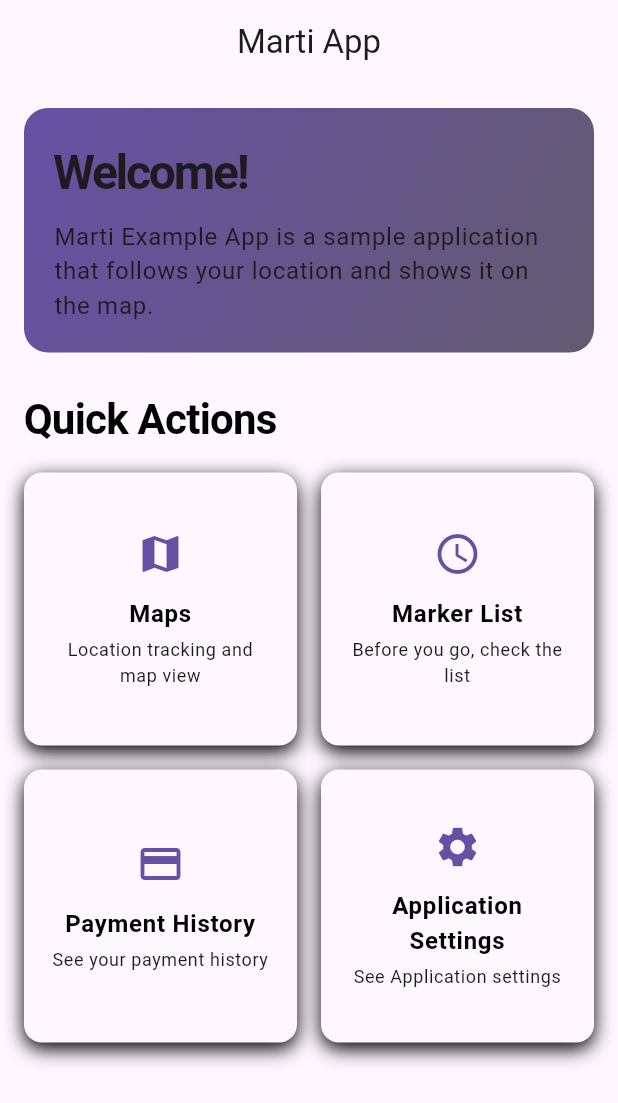
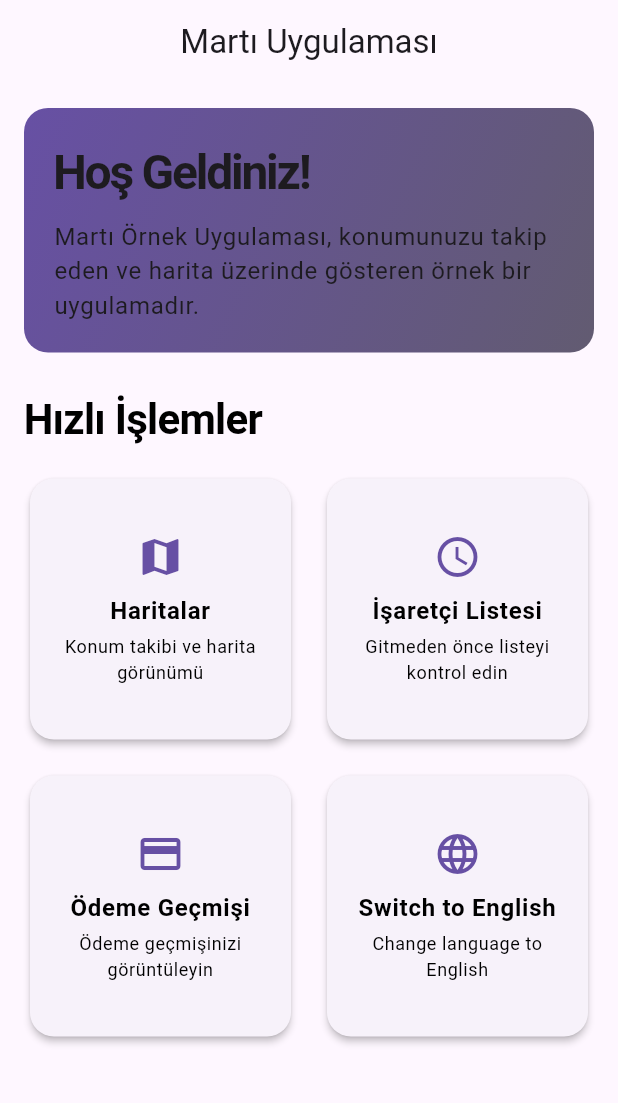
Before and after one commit to mahmutenescetin/marti-app, a Flutter app: the screen it shows after launch, on a phone screen of 412 x 824 dp. Shown: the top 1103 px of the screen. Run offline on Flutter 3.47's test engine with Material 3 defaults, Android fonts, the phone set to English and light mode, and no system bars; our stand-ins replace google_maps_flutter, location, permission_handler; generated files the repository leaves out were written again.

```diff
--- /dev/null
+++ b/l10n.yaml
@@ -0,0 +1,4 @@
+arb-dir: lib/l10n
+template-arb-file: app_en.arb
+output-localization-file: app_localizations.dart
+output-class: AppLocalizations
--- /dev/null
+++ b/lib/core/localization/localization_manager.dart
@@ -0,0 +1,36 @@
+import 'package:flutter/material.dart';
+import 'package:flutter_gen/gen_l10n/app_localizations.dart';
+
+class LocalizationManager extends ChangeNotifier {
+  static final LocalizationManager _instance = LocalizationManager._internal();
+
+  factory LocalizationManager() => _instance;
+
+  LocalizationManager._internal();
+
+  AppLocalizations? _appLocalizations;
+  Locale _currentLocale = const Locale('tr');
+  bool _isInitialized = false;
+
+  void setLocalization(AppLocalizations localizations) {
+    if (!_isInitialized || _appLocalizations != localizations) {
+      _appLocalizations = localizations;
+      _isInitialized = true;
+      notifyListeners();
+    }
+  }
+
+  AppLocalizations? get appLocalizations => _appLocalizations;
+
+  bool get isInitialized => _isInitialized;
+
+  Locale get currentLocale => _currentLocale;
+
+  void changeLocale(Locale locale) {
+    if (_currentLocale != locale) {
+      _currentLocale = locale;
+      _isInitialized = false;
+      notifyListeners();
+    }
+  }
+}
--- /dev/null
+++ b/lib/l10n/app_tr.arb
@@ -0,0 +1,27 @@
+{
+    "appTitle": "Martı Uygulaması",
+    "welcome": "Hoş Geldiniz!",
+    "appDescription": "Martı Örnek Uygulaması, konumunuzu takip eden ve harita üzerinde gösteren örnek bir uygulamadır.",
+    "quickActions": "Hızlı İşlemler",
+    "maps": "Haritalar",
+    "mapsDescription": "Konum takibi ve harita görünümü",
+    "markerList": "İşaretçi Listesi",
+    "markerListDescription": "Gitmeden önce listeyi kontrol edin",
+    "paymentHistory": "Ödeme Geçmişi",
+    "paymentHistoryDescription": "Ödeme geçmişinizi görüntüleyin",
+    "settings": "Uygulama Ayarları",
+    "settingsDescription": "Uygulama ayarlarını görüntüleyin",
+    "clearRoute": "Rotayı Temizle",
+    "clearRouteConfirmation": "Tüm rota ve konum işaretleri silinecek. Emin misiniz?",
+    "cancel": "İptal",
+    "clear": "Temizle",
+    "close": "Kapat",
+    "latitude": "Enlem",
+    "longitude": "Boylam",
+    "time": "Zaman",
+    "locationPermissionRequired": "Konum İzni Gerekli",
+    "locationPermissionMessage": "Konumunuzu takip edebilmek için konum iznine ihtiyacımız var. Lütfen uygulama ayarlarından konum iznini etkinleştirin.",
+    "goToSettings": "Ayarlara Git",
+    "switchLanguageButton": "Switch to English",
+    "switchLanguageDescription": "Change language to English"
+}
--- a/lib/main.dart
+++ b/lib/main.dart
@@ -1,9 +1,12 @@
 import 'package:flutter/material.dart';
+import 'package:flutter_localizations/flutter_localizations.dart';
 import 'package:marti_app/core/lifecycle/app_lifecycle_manager.dart';
+import 'package:marti_app/core/localization/localization_manager.dart';
 import 'package:marti_app/core/theme/app_theme.dart';
 import 'package:marti_app/services/location_service.dart' show LocationService;
 import 'package:marti_app/views/home/home_view.dart';
 import 'package:provider/provider.dart';
+import 'package:flutter_gen/gen_l10n/app_localizations.dart';
 
 import 'package:marti_app/viewmodels/home_viewmodel.dart';
 
@@ -27,13 +30,38 @@ class MyApp extends StatelessWidget {
       providers: [
         ChangeNotifierProvider(create: (_) => CounterViewModel()),
         ChangeNotifierProvider(create: (_) => LocationService()),
+        ChangeNotifierProvider(create: (_) => LocalizationManager()),
       ],
-      child: AppLifecycleManager(
-        child: MaterialApp(
-          title: 'Marti Example App',
-          home: const HomeView(),
-          theme: AppTheme().light,
-        ),
+      child: Consumer<LocalizationManager>(
+        builder: (context, localizationManager, child) {
+          return AppLifecycleManager(
+            child: MaterialApp(
+              title: 'Marti Example App',
+              home: const HomeView(),
+              theme: AppTheme().light,
+              localizationsDelegates: const [
+                AppLocalizations.delegate,
+                GlobalMaterialLocalizations.delegate,
+                GlobalWidgetsLocalizations.delegate,
+                GlobalCupertinoLocalizations.delegate,
+              ],
+              supportedLocales: const [
+                Locale('en'), // English
+                Locale('tr'), // Turkish
+              ],
+              locale: localizationManager.currentLocale,
+              onGenerateTitle: (context) {
+                final localizations = AppLocalizations.of(context);
+                if (localizations != null) {
+                  WidgetsBinding.instance.addPostFrameCallback((_) {
+                    localizationManager.setLocalization(localizations);
+                  });
+                }
+                return 'Marti Example App';
+              },
+            ),
+          );
+        },
       ),
     );
   }
--- a/lib/views/home/home_view.dart
+++ b/lib/views/home/home_view.dart
@@ -1,7 +1,10 @@
 import 'package:flutter/material.dart';
 import 'package:marti_app/core/base_view/scaffold_view.dart';
+import 'package:marti_app/core/localization/context_localization_extension.dart';
+import 'package:marti_app/core/localization/localization_manager.dart';
 import 'package:marti_app/core/theme/context_extension.dart';
 import 'package:marti_app/views/maps/maps_view.dart';
+import 'package:provider/provider.dart';
 
 class HomeView extends StatelessWidget {
   const HomeView({super.key});
@@ -13,10 +16,16 @@ class HomeView extends StatelessWidget {
     );
   }
 
+  void _handleLanguageChange(BuildContext context) {
+    final currentLocale = context.read<LocalizationManager>().currentLocale;
+    final newLocale = currentLocale.languageCode == 'tr' ? const Locale('en') : const Locale('tr');
+    context.changeLocale(newLocale);
+  }
+
   @override
   Widget build(BuildContext context) {
     return ScaffoldView(
-      appBarTitle: 'Marti App',
+      appBarTitle: context.l10n.appTitle,
       body: SingleChildScrollView(
         child: Padding(
           padding: const EdgeInsets.all(16.0),
@@ -37,14 +46,14 @@ class HomeView extends StatelessWidget {
                   crossAxisAlignment: CrossAxisAlignment.start,
                   children: [
                     Text(
-                      'Welcome!',
+                      context.l10n.welcome,
                       style: context.textStyles.h1.copyWith(
                         color: context.textPrimaryColor,
                       ),
                     ),
                     const SizedBox(height: 8),
                     Text(
-                      'Marti Example App is a sample application that follows your location and shows it on the map.',
+                      context.l10n.appDescription,
                       style: context.textStyles.bodyLarge.copyWith(
                         color: context.textPrimaryColor,
                       ),
@@ -53,7 +62,7 @@ class HomeView extends StatelessWidget {
                 ),
               ),
               const SizedBox(height: 24),
-              Text('Quick Actions', style: context.textStyles.h2),
+              Text(context.l10n.quickActions, style: context.textStyles.h2),
               const SizedBox(height: 16),
               GridView.count(
                 shrinkWrap: true,
@@ -65,30 +74,34 @@ class HomeView extends StatelessWidget {
                   _buildFeatureCard(
                     context,
                     icon: Icons.map,
-                    title: 'Maps  ',
-                    subtitle: 'Location tracking and map view',
+                    title: context.l10n.maps,
+                    subtitle: context.l10n.mapsDescription,
                     onTap: () => _handleMapNavigation(context),
                   ),
                   _buildFeatureCard(
                     context,
                     icon: Icons.schedule,
-                    title: 'Marker List',
-                    subtitle: 'Before you go, check the list',
+                    title: context.l10n.markerList,
+                    subtitle: context.l10n.markerListDescription,
                     onTap: () {},
                   ),
                   _buildFeatureCard(
                     context,
                     icon: Icons.payment,
-                    title: 'Payment History',
-                    subtitle: 'See your payment history',
+                    title: context.l10n.paymentHistory,
+                    subtitle: context.l10n.paymentHistoryDescription,
                     onTap: () {},
                   ),
-                  _buildFeatureCard(
+                  Consumer<LocalizationManager>(
+                    builder: (context, manager, child) {
+                      return _buildFeatureCard(
                         context,
-                    icon: Icons.settings,
-                    title: 'Application Settings',
-                    subtitle: 'See Application settings',
-                    onTap: () {},
+                        icon: Icons.language,
+                        title: context.l10n.switchLanguageButton,
+                        subtitle: context.l10n.switchLanguageDescription,
+                        onTap: () => _handleLanguageChange(context),
+                      );
+                    },
                   ),
                 ],
               ),
@@ -106,27 +119,19 @@ class HomeView extends StatelessWidget {
     required String subtitle,
     required VoidCallback onTap,
   }) {
-    return InkWell(
+    return Card(
+      elevation: 2,
+      shape: RoundedRectangleBorder(borderRadius: BorderRadius.circular(16)),
+      child: InkWell(
         onTap: onTap,
-      borderRadius: BorderRadius.circular(12),
-      child: Container(
+        borderRadius: BorderRadius.circular(16),
+        child: Padding(
           padding: const EdgeInsets.all(16),
-        decoration: BoxDecoration(
-          color: context.surfaceColor,
-          borderRadius: BorderRadius.circular(12),
-          boxShadow: const [
-            BoxShadow(
-              color: Colors.black,
-              blurRadius: 10,
-              offset: Offset(0, 4),
-            ),
-          ],
-        ),
           child: Column(
             mainAxisAlignment: MainAxisAlignment.center,
             children: [
               Icon(icon, size: 32, color: context.primaryColor),
-            const SizedBox(height: 12),
+              const SizedBox(height: 8),
               Text(
                 title,
                 style: context.textStyles.bodyLarge.copyWith(
@@ -137,14 +142,13 @@ class HomeView extends StatelessWidget {
               const SizedBox(height: 4),
               Text(
                 subtitle,
-              style: context.textStyles.bodySmall.copyWith(
-                color: context.textSecondaryColor,
-              ),
+                style: context.textStyles.bodySmall,
                 textAlign: TextAlign.center,
               ),
             ],
           ),
         ),
+      ),
     );
   }
 }
--- a/pubspec.yaml
+++ b/pubspec.yaml
@@ -11,6 +11,9 @@ environment:
 dependencies:
   flutter:
     sdk: flutter
+  flutter_localizations:
+    sdk: flutter
+  intl: ^0.19.0
 
   cupertino_icons: ^1.0.6
   google_maps_flutter: ^2.5.3
@@ -24,3 +27,4 @@ dev_dependencies:
 
 flutter:
   uses-material-design: true
+  generate: true
```
Also changed, not shown: lib/core/localization/context_localization_extension.dart (added, +27 -0 lines), lib/core/widgets/location_info_dialog.dart (+7 -11 lines), lib/l10n/app_en.arb (added, +27 -0 lines), lib/views/maps/maps_view.dart (+9 -12 lines). Lines whose indentation alone changed are shown as unchanged.
